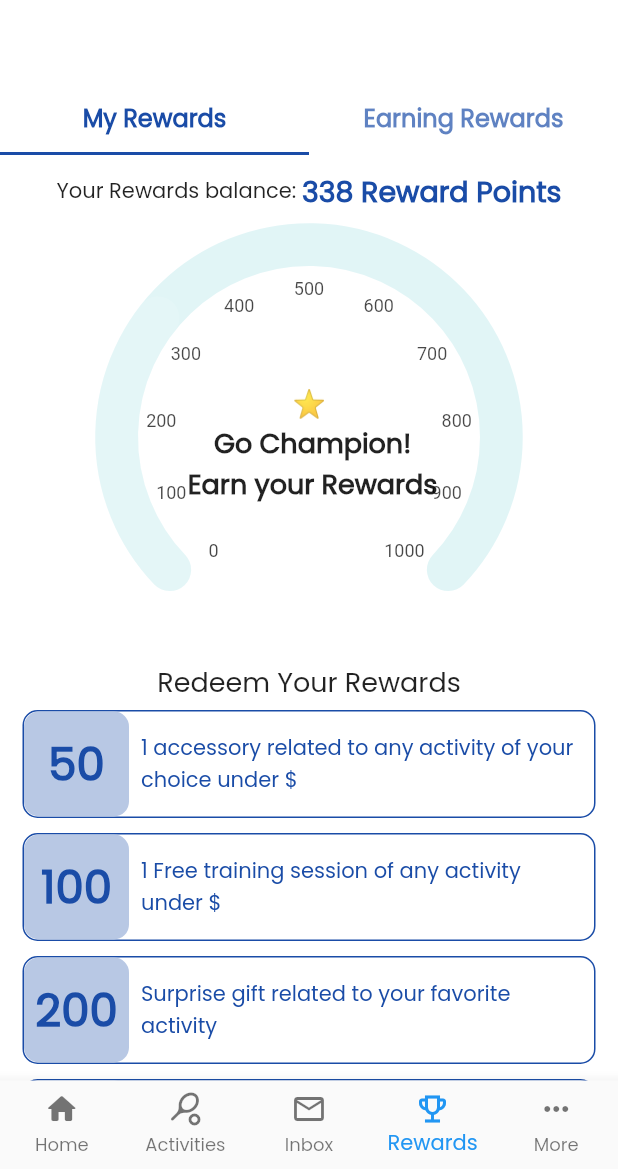
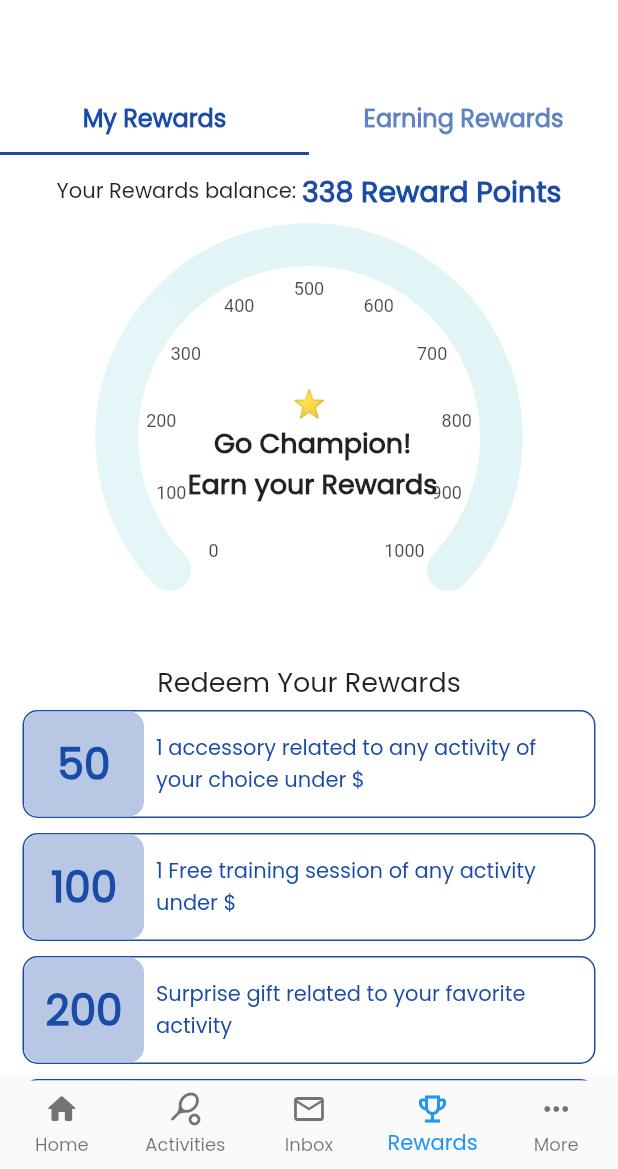
Before and after one commit to sgsm74/hackathon-phoenix, a Flutter app: the Rewards screen opened by its route, on a phone screen of 412 x 824 dp, the part 67-1236 px from its top. Run offline on Flutter 3.47's test engine with Material 2 defaults, Android fonts, the light colour scheme and no system bars; drawn by our look-alikes of syncfusion_flutter_gauges; our stand-ins replace introduction_screen.

Commit message:
fix reward level issue

```diff
--- a/lib/presentation/screens/rewards/widgets/reward-level.dart
+++ b/lib/presentation/screens/rewards/widgets/reward-level.dart
@@ -23,7 +23,7 @@ class RewardLevel extends StatelessWidget {
       child: Row(
         children: [
           Container(
-            width: 70,
+            width: 80,
             height: 70,
             decoration: BoxDecoration(
               color: Color(0xffB8C8E4),
@@ -37,7 +37,7 @@ class RewardLevel extends StatelessWidget {
                 style: TextStyle(
                   color: Constants.primaryColor,
                   fontFamily: 'Poppins',
-                  fontSize: 30,
+                  fontSize: 28,
                   fontWeight: FontWeight.w600,
                 ),
               ),
```
